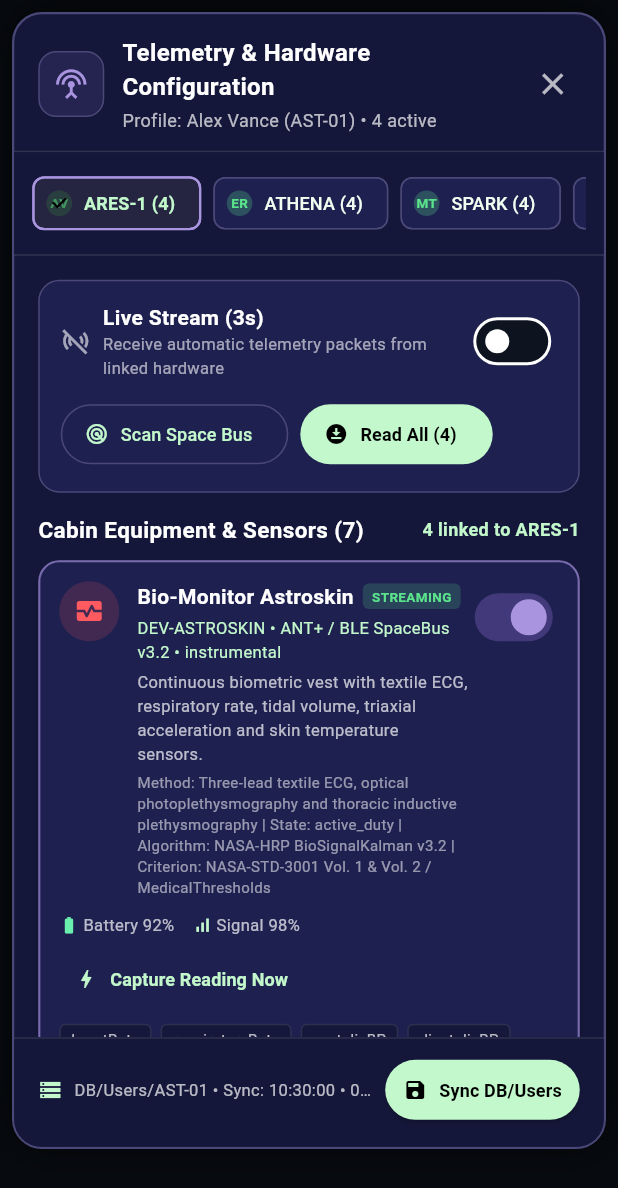
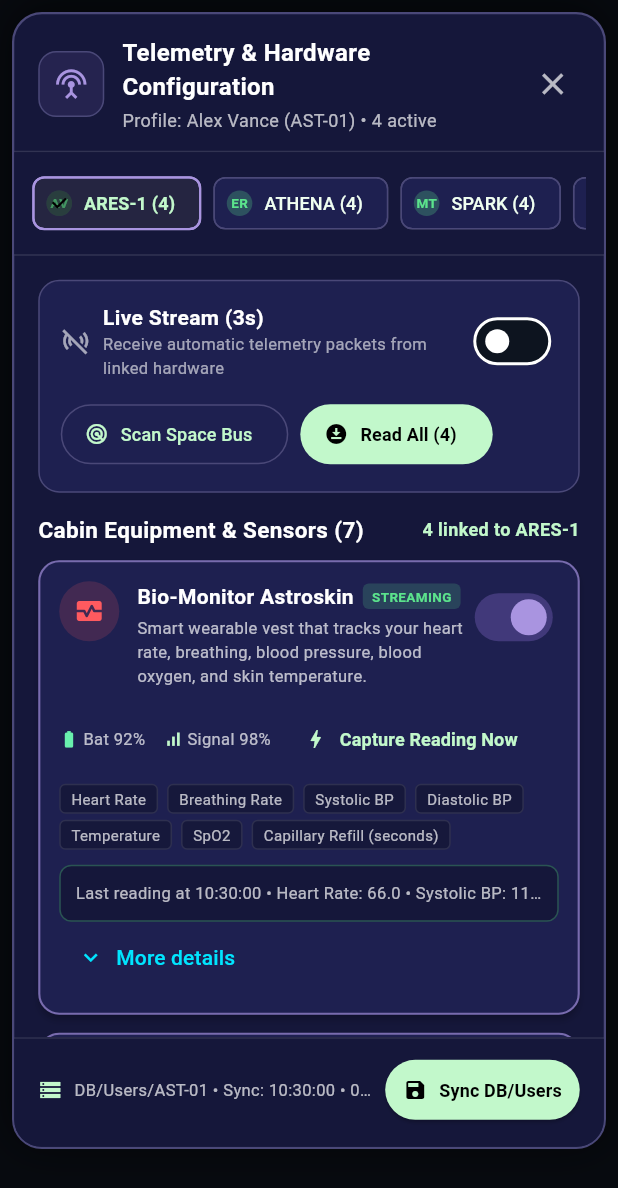
Before and after one commit to Miguelax0718/Insterestelares, a Flutter app: the TelemetryConfigModal widget shown alone on an empty page, opened directly, on a phone screen of 412 x 824 dp. Shown: the top 1188 px of the screen. Run offline on Flutter 3.47's test engine with Material 3 defaults, Android fonts, the phone set to English and light mode, and no system bars; our stand-ins replace audioplayers, camera, fl_chart, flutter_riverpod, flutter_tts, hive and 3 more; missing offline and left inert: record; accounts and stored records are empty; network calls fail.

Commit message:
feat(telemetry): simplify machine copy and add expandable technical details

```diff
--- a/lib/features/telemetry/data/space_machines_catalog.dart
+++ b/lib/features/telemetry/data/space_machines_catalog.dart
@@ -22,7 +22,7 @@ class SpaceMachinesCatalog {
         algorithm: 'NASA-HRP BioSignalKalman v3.2',
         criterionReference: 'NASA-STD-3001 Vol. 1 & Vol. 2 / MedicalThresholds',
         description:
-            'Continuous biometric vest with textile ECG, respiratory rate, tidal volume, triaxial acceleration and skin temperature sensors.',
+            'Smart wearable vest that tracks your heart rate, breathing, blood pressure, blood oxygen, and skin temperature.',
         supportedMetrics: [
           'heartRate',
           'respiratoryRate',
@@ -50,7 +50,7 @@ class SpaceMachinesCatalog {
         algorithm: 'SRAG-LET-Dosimetry v2.4',
         criterionReference: 'NASA-STD-3001 Permissible Exposure Limits (PEL)',
         description:
-            'Timepix active silicon personal and area dosimeter. Measures instantaneous dose rate in microSieverts per hour and cumulative heavy-particle and cosmic-ray dose.',
+            'Personal radiation badge that measures live cosmic radiation exposure and your total mission dose.',
         supportedMetrics: [
           'doseRateMicroSvPerHour',
           'cumulativeDoseMilliSv',
@@ -74,7 +74,7 @@ class SpaceMachinesCatalog {
         algorithm: 'ESA-EPM HemodynamicPulseWave v2.0',
         criterionReference: 'NASA-STD-3001 Cardiovascular Health Monitoring',
         description:
-            'Cardiovascular diagnostic module with peripheral vascular ultrasound and non-invasive central venous pressure and cardiac output measurements.',
+            'Finger and vascular cuff monitor that tracks your blood pressure, heart rate, and blood flow.',
         supportedMetrics: [
           'systolicBP',
           'diastolicBP',
@@ -100,7 +100,7 @@ class SpaceMachinesCatalog {
         criterionReference:
             'NASA-STD-3001 Musculoskeletal Countermeasure Protocol',
         description:
-            'Advanced resistive exercise device using vacuum cylinders to emulate loads up to 270 kg. Records repetitions, peak load force and energy expenditure.',
+            'Zero-G strength trainer that logs resistance workouts, effort, and calories to protect bone and muscle.',
         supportedMetrics: [
           'deviceName',
           'durationMinutes',
@@ -125,7 +125,7 @@ class SpaceMachinesCatalog {
         algorithm: 'NASA-CEVIS AerobicVO2Estimator v1.5',
         criterionReference: 'NASA-STD-3001 Aerobic Countermeasure Protocol',
         description:
-            'Vibration-isolated cycle ergometer for aerobic cardiovascular training in microgravity. Records power in watts, cadence and energy expenditure.',
+            'Space exercise bike that tracks cardio sessions, pedaling power, heart rate, and calories burned.',
         supportedMetrics: [
           'deviceName',
           'durationMinutes',
@@ -151,7 +151,7 @@ class SpaceMachinesCatalog {
         algorithm: 'PointOfCare-Chem8 CalibrationCurve v4.1',
         criterionReference: 'NASA-ISS CHeCS Clinical Blood Lab Standards',
         description:
-            'Portable clinical blood analyzer using micro-cartridges. Reports electrolytes, blood gases, lactate, hematocrit and capillary blood glucose in 2 minutes.',
+            'Portable blood analyzer that checks blood chemistry, hydration, and electrolytes from a tiny sample.',
         supportedMetrics: [
           'bloodGlucose',
           'spO2',
@@ -175,7 +175,7 @@ class SpaceMachinesCatalog {
         criterionReference:
             'NASA-STD-3001 Behavioral Health & Circadian Standard',
         description:
-            'Wrist light-spectrum and multiaxis actigraphy monitor for objective tracking of sleep/wake cycles, latency and awakening episodes in orbit.',
+            'Sleep & light wrist sensor that tracks how long you sleep, night wakeups, and daily light exposure.',
         supportedMetrics: [
           'sleepHours',
           'wakeEpisodes',
--- a/lib/features/telemetry/presentation/widgets/telemetry_config_modal.dart
+++ b/lib/features/telemetry/presentation/widgets/telemetry_config_modal.dart
@@ -41,6 +41,7 @@ class TelemetryConfigModal extends ConsumerStatefulWidget {
 class _TelemetryConfigModalState extends ConsumerState<TelemetryConfigModal> {
   static const _palette = ApoloPalette.standard;
   late String _targetAstronautId;
+  final Set<String> _expandedMachines = {};
 
   @override
   void initState() {
@@ -412,8 +413,12 @@ class _TelemetryConfigModalState extends ConsumerState<TelemetryConfigModal> {
         borderRadius: BorderRadius.circular(12),
         border: Border.all(color: _palette.border),
       ),
-      child: Column(
-        crossAxisAlignment: CrossAxisAlignment.start,
+      child: Material(
+        type: MaterialType.transparency,
+        child: ExpansionTile(
+        key: const ValueKey('telemetry_traceability_toggle'),
+        initiallyExpanded: false,
+        title: const Text('Technical Traceability Details'),
         children: [
           Row(
             children: [
@@ -450,6 +455,7 @@ class _TelemetryConfigModalState extends ConsumerState<TelemetryConfigModal> {
             ],
           ),
         ],
+        ),
       ),
     );
   }
@@ -491,6 +497,7 @@ class _TelemetryConfigModalState extends ConsumerState<TelemetryConfigModal> {
     final isConnected = machine.isConnectedFor(astronaut.id);
     final lastPacket = machine.lastPacketFor(astronaut.id);
     final catColor = _getCategoryColor(machine.category);
+    final expanded = _expandedMachines.contains(machine.id);
 
     return Card(
       margin: const EdgeInsets.only(bottom: 12),
@@ -565,26 +572,10 @@ class _TelemetryConfigModalState extends ConsumerState<TelemetryConfigModal> {
                       ),
                       const SizedBox(height: 3),
                       Text(
-                        '${machine.id} • ${machine.protocol} • ${machine.defaultRecordType}',
-                        style: TextStyle(
-                          fontSize: 11,
-                          color: _palette.mint,
-                        ),
-                      ),
-                      const SizedBox(height: 4),
-                      Text(
                         machine.description,
                         style: const TextStyle(
                           fontSize: 11,
                           color: Colors.white70,
-                        ),
-                      ),
-                      const SizedBox(height: 4),
-                      Text(
-                        'Method: ${machine.measurementMethod} | State: ${machine.defaultActivityState} | Algorithm: ${machine.algorithm} | Criterion: ${machine.criterionReference}',
-                        style: const TextStyle(
-                          fontSize: 10,
-                          color: Colors.white54,
                         ),
                       ),
                     ],
@@ -619,7 +610,7 @@ class _TelemetryConfigModalState extends ConsumerState<TelemetryConfigModal> {
                     ),
                     const SizedBox(width: 3),
                     Text(
-                      'Battery ${machine.batteryPercent}%',
+                      'Bat ${machine.batteryPercent}%',
                       style: const TextStyle(
                         fontSize: 11,
                         color: Colors.white70,
@@ -684,7 +675,7 @@ class _TelemetryConfigModalState extends ConsumerState<TelemetryConfigModal> {
                     border: Border.all(color: Colors.white10),
                   ),
                   child: Text(
-                    metric,
+                    _metricLabel(metric),
                     style: const TextStyle(fontSize: 10, color: Colors.white70),
                   ),
                 );
@@ -706,16 +697,9 @@ class _TelemetryConfigModalState extends ConsumerState<TelemetryConfigModal> {
                   crossAxisAlignment: CrossAxisAlignment.start,
                   children: [
                     Text(
-                      'Latest packet: astronautId=${lastPacket.astronautId} | source=${lastPacket.source} | device=${lastPacket.device.isNotEmpty ? lastPacket.device : lastPacket.machineId} | recordType=${lastPacket.recordType} | activityState=${lastPacket.activityState} | signalQuality=${lastPacket.signalQuality} | method=${lastPacket.measurementMethod} | algorithm=${lastPacket.algorithm} | criterion=${lastPacket.criterionReference}',
-                      style: TextStyle(
-                        fontSize: 10,
-                        color: _palette.ok,
-                        fontWeight: FontWeight.w600,
-                      ),
-                    ),
-                    const SizedBox(height: 4),
-                    Text(
-                      '${_formatTime(lastPacket.timestamp)} • ${_formatPacketMetrics(lastPacket.metrics)}',
+                      'Last reading at ${_formatTime(lastPacket.timestamp)} • ${_formatPacketMetrics(lastPacket.metrics)}',
+                      maxLines: 1,
+                      overflow: TextOverflow.ellipsis,
                       style: const TextStyle(
                         fontSize: 11,
                         color: Colors.white70,
@@ -724,6 +708,32 @@ class _TelemetryConfigModalState extends ConsumerState<TelemetryConfigModal> {
                   ],
                 ),
               ),
+            ],
+            TextButton.icon(
+              key: ValueKey('machine_details_toggle_${machine.id}'),
+              icon: Icon(expanded ? Icons.expand_less : Icons.expand_more),
+              label: Text(expanded ? 'Hide details' : 'More details'),
+              onPressed: () => setState(() {
+                if (expanded) {
+                  _expandedMachines.remove(machine.id);
+                } else {
+                  _expandedMachines.add(machine.id);
+                }
+              }),
+            ),
+            if (expanded) ...[
+              Text('Device ID: ${machine.id}'),
+              Text('Protocol: ${machine.protocol}'),
+              Text('Record Type: ${machine.defaultRecordType}'),
+              Text('Measurement Method: ${machine.measurementMethod}'),
+              Text('Activity State: ${machine.defaultActivityState}'),
+              Text('Algorithm: ${machine.algorithm}'),
+              Text('Criterion Reference: ${machine.criterionReference}'),
+              Text('Raw metric keys: ${machine.supportedMetrics.join(', ')}'),
+              if (lastPacket != null)
+                Text(
+                  'Latest packet: astronautId=${lastPacket.astronautId} | source=${lastPacket.source} | deviceId=${lastPacket.machineId} | device=${lastPacket.device} | protocol=${lastPacket.protocol} | recordType=${lastPacket.recordType} | activityState=${lastPacket.activityState} | signalQuality=${lastPacket.signalQuality} | measurementMethod=${lastPacket.measurementMethod} | algorithm=${lastPacket.algorithm} | criterionReference=${lastPacket.criterionReference} | timestamp=${lastPacket.timestamp.toIso8601String()} | metrics=${lastPacket.metrics}',
+                ),
             ],
           ],
         ),
@@ -799,7 +809,34 @@ class _TelemetryConfigModalState extends ConsumerState<TelemetryConfigModal> {
   }
 
   String _formatPacketMetrics(Map<String, dynamic> metrics) {
-    return metrics.entries.map((e) => '${e.key}: ${e.value}').join(' • ');
+    return metrics.entries
+        .take(3)
+        .map((e) => '${_metricLabel(e.key)}: ${e.value}')
+        .join(' • ');
+  }
+
+  String _metricLabel(String metric) {
+    const labels = {
+      'heartRate': 'Heart Rate',
+      'spO2': 'SpO2',
+      'systolicBP': 'Systolic BP',
+      'diastolicBP': 'Diastolic BP',
+      'bodyTemp': 'Temperature',
+      'respiratoryRate': 'Breathing Rate',
+      'capillaryRefillSeconds': 'Capillary Refill (seconds)',
+      'doseRateMicroSvPerHour': 'Radiation Rate (µSv/h)',
+      'cumulativeDoseMilliSv': 'Total Mission Dose (mSv)',
+      'severity': 'Alert Level',
+      'deviceName': 'Exercise Equipment',
+      'durationMinutes': 'Duration (minutes)',
+      'caloriesBurned': 'Calories Burned',
+      'targetReached': 'Workout Goal Reached',
+      'bloodGlucose': 'Blood Sugar',
+      'sleepHours': 'Sleep (hours)',
+      'wakeEpisodes': 'Night Wakeups',
+      'morningMood': 'Morning Mood',
+    };
+    return labels[metric] ?? metric;
   }
 
   Color _getRiskColor(CrewRiskLevel level) {
```
Also changed, not shown: 1 other file.
